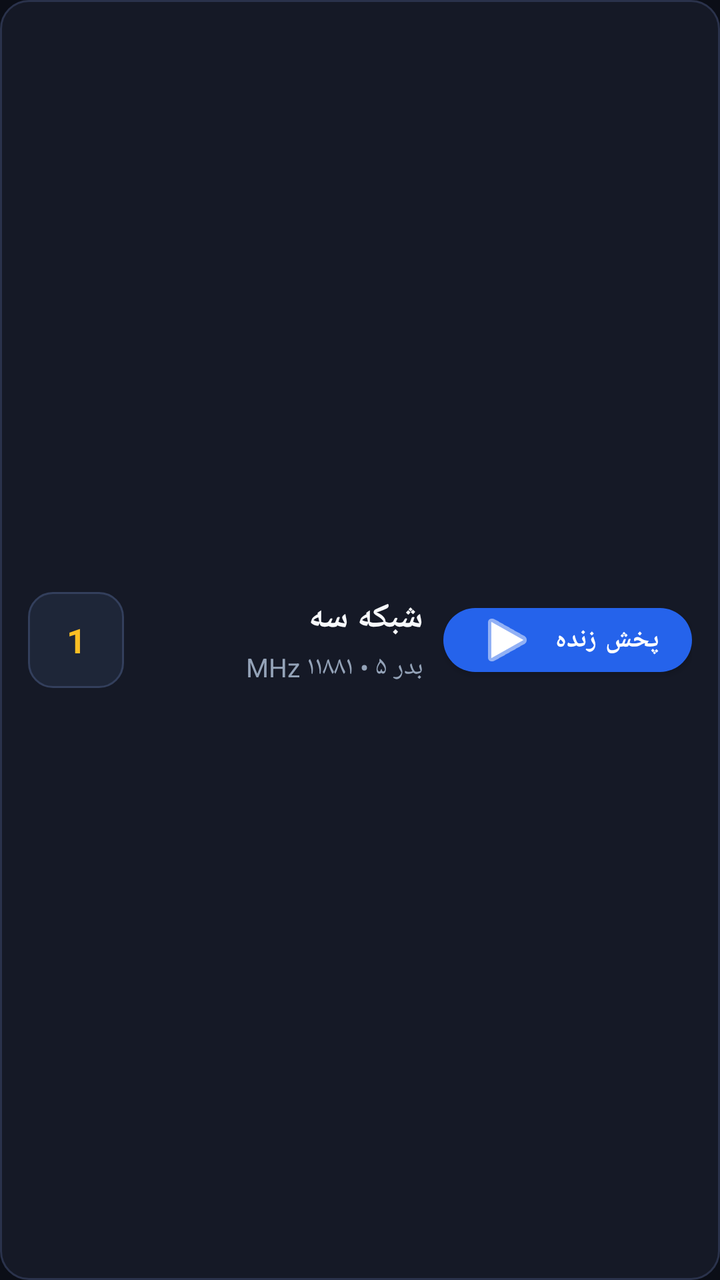
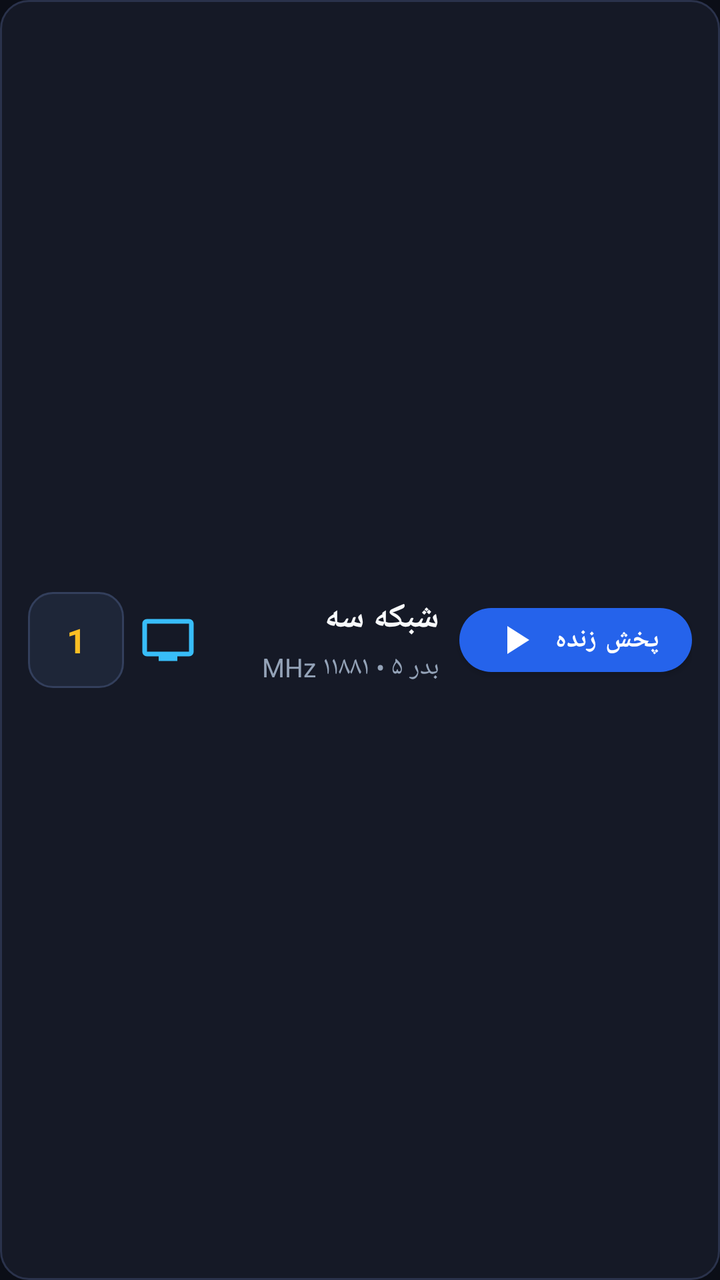

Compare the two renders of this Android layout. The source of the first and the diff that turns it into the second are given below.
<!-- AndroidManifest.xml: application theme Theme.GMScreenAccessible -->
<!-- res/layout/item_channel.xml -->
<?xml version="1.0" encoding="utf-8"?>
<LinearLayout xmlns:android="http://schemas.android.com/apk/res/android"
    xmlns:app="http://schemas.android.com/apk/res-auto"
    android:layout_width="match_parent"
    android:layout_height="wrap_content"
    android:orientation="horizontal"
    android:gravity="center_vertical"
    android:layout_marginHorizontal="10dp"
    android:layout_marginVertical="4dp"
    android:paddingHorizontal="14dp"
    android:paddingVertical="12dp"
    android:background="@drawable/card_channel_bg"
    android:clickable="true"
    android:focusable="true">

    
    <TextView
        android:id="@+id/txtChannelNumber"
        android:layout_width="48dp"
        android:layout_height="48dp"
        android:gravity="center"
        android:background="@drawable/badge_pill_bg"
        android:text="1"
        android:textColor="@color/accent_yellow"
        android:textSize="17sp"
        android:textStyle="bold" />

    
    <LinearLayout
        android:layout_width="0dp"
        android:layout_height="wrap_content"
        android:layout_weight="1"
        android:orientation="vertical"
        android:layout_marginStart="14dp"
        android:layout_marginEnd="10dp">

        <LinearLayout
            android:layout_width="match_parent"
            android:layout_height="wrap_content"
            android:orientation="horizontal"
            android:gravity="center_vertical">

            <TextView
                android:id="@+id/txtChannelName"
                android:layout_width="0dp"
                android:layout_height="wrap_content"
                android:layout_weight="1"
                android:text="شبکه سه"
                android:textColor="@color/text_primary"
                android:textSize="17sp"
                android:textStyle="bold"
                android:maxLines="1"
                android:ellipsize="end" />

            
            <TextView
                android:id="@+id/badgePlaying"
                android:layout_width="wrap_content"
                android:layout_height="wrap_content"
                android:text="در حال پخش"
                android:textColor="#FFFFFF"
                android:textSize="11sp"
                android:textStyle="bold"
                android:background="@drawable/badge_playing_pill"
                android:paddingHorizontal="8dp"
                android:paddingVertical="3dp"
                android:layout_marginStart="6dp"
                android:visibility="gone" />

            
            <TextView
                android:id="@+id/badgeHd"
                android:layout_width="wrap_content"
                android:layout_height="wrap_content"
                android:text="HD"
                android:textColor="@color/accent_blue"
                android:textSize="11sp"
                android:textStyle="bold"
                android:background="@drawable/badge_hd_pill"
                android:paddingHorizontal="6dp"
                android:paddingVertical="2dp"
                android:layout_marginStart="6dp"
                android:visibility="gone" />

            
            <TextView
                android:id="@+id/badgeLock"
                android:layout_width="wrap_content"
                android:layout_height="wrap_content"
                android:text="کارتی $"
                android:textColor="@color/accent_red"
                android:textSize="11sp"
                android:textStyle="bold"
                android:background="@drawable/badge_lock_pill"
                android:paddingHorizontal="6dp"
                android:paddingVertical="2dp"
                android:layout_marginStart="6dp"
                android:visibility="gone" />
        </LinearLayout>

        
        <TextView
            android:id="@+id/txtChannelDetails"
            android:layout_width="match_parent"
            android:layout_height="wrap_content"
            android:layout_marginTop="4dp"
            android:text="بدر ۵ • ۱۱۸۸۱ MHz"
            android:textColor="@color/text_secondary"
            android:textSize="13sp"
            android:maxLines="1"
            android:ellipsize="end" />
    </LinearLayout>

    
    <com.google.android.material.button.MaterialButton
        android:id="@+id/btnLivePlay"
        android:layout_width="wrap_content"
        android:layout_height="44dp"
        android:text="@string/btn_play_channel"
        android:textColor="@color/white"
        android:textSize="13sp"
        android:textStyle="bold"
        app:icon="@android:drawable/ic_media_play"
        app:iconGravity="textStart"
        app:backgroundTint="@color/primary"
        app:cornerRadius="22dp" />

</LinearLayout>
<!-- resources referenced by this layout -->
<resources>
  <color name="accent_blue">#FF06B6D4</color>
  <color name="accent_red">#FFEF4444</color>
  <color name="accent_yellow">#FFFBBF24</color>
  <color name="primary">#FF2563EB</color>
  <color name="text_primary">#FFF8FAFC</color>
  <color name="text_secondary">#FF94A3B8</color>
  <color name="white">#FFFFFFFF</color>
  <!-- drawable badge_hd_pill (drawable) -->
  <?xml version="1.0" encoding="utf-8"?>
  <shape xmlns:android="http://schemas.android.com/apk/res/android"
      android:shape="rectangle">
      <corners android:radius="8dp" />
      <solid android:color="#1E293B" />
      <stroke android:width="1dp" android:color="@color/accent_blue" />
  </shape>
  <!-- drawable badge_lock_pill (drawable) -->
  <?xml version="1.0" encoding="utf-8"?>
  <shape xmlns:android="http://schemas.android.com/apk/res/android"
      android:shape="rectangle">
      <corners android:radius="8dp" />
      <solid android:color="#450A0A" />
      <stroke android:width="1dp" android:color="@color/accent_red" />
  </shape>
  <!-- drawable badge_pill_bg (drawable) -->
  <?xml version="1.0" encoding="utf-8"?>
  <shape xmlns:android="http://schemas.android.com/apk/res/android"
      android:shape="rectangle">
      <corners android:radius="12dp" />
      <solid android:color="#1E2638" />
      <stroke android:width="1dp" android:color="#333F5C" />
  </shape>
  <!-- drawable badge_playing_pill (drawable) -->
  <?xml version="1.0" encoding="utf-8"?>
  <shape xmlns:android="http://schemas.android.com/apk/res/android"
      android:shape="rectangle">
      <corners android:radius="8dp" />
      <solid android:color="@color/accent_green" />
  </shape>
  <!-- drawable card_channel_bg (drawable) -->
  <?xml version="1.0" encoding="utf-8"?>
  <shape xmlns:android="http://schemas.android.com/apk/res/android"
      android:shape="rectangle">
      <corners android:radius="14dp" />
      <solid android:color="@color/card_bg" />
      <stroke android:width="1dp" android:color="@color/card_border" />
  </shape>
  <string name="btn_play_channel">پخش زنده</string>
  <color name="accent_green">#FF10B981</color>
  <color name="card_bg">#FF151926</color>
  <color name="card_border">#FF2A324B</color>
  <color name="primary_variant">#FF1D4ED8</color>
  <color name="secondary">#FFF59E0B</color>
  <color name="dark_bg">#FF0B0E17</color>
  <style name="CustomMaterialAlertDialogTheme" parent="ThemeOverlay.MaterialComponents.MaterialAlertDialog">
          <item name="colorSurface">@color/card_bg_elevated</item>
          <item name="colorOnSurface">@color/text_primary</item>
          <item name="colorPrimary">@color/primary_light</item>
          <item name="shapeAppearanceOverlay">@style/DialogShapeAppearance</item>
      </style>
  <color name="card_bg_elevated">#FF1E2436</color>
  <color name="primary_light">#FF3B82F6</color>
  <style name="DialogShapeAppearance" parent="">
          <item name="cornerSize">16dp</item>
      </style>
  <!-- unchanged entries left out for length: 1 -->
</resources>

<!-- the commit's change to res/layout/item_channel.xml (unified diff, before → after) -->
@@ -26,12 +26,21 @@
         android:textStyle="bold" />
 
     
+    <ImageView
+        android:id="@+id/imgChannelType"
+        android:layout_width="28dp"
+        android:layout_height="28dp"
+        android:layout_marginStart="8dp"
+        android:src="@drawable/ic_tv_display"
+        android:importantForAccessibility="no" />
+
+    
     <LinearLayout
         android:layout_width="0dp"
         android:layout_height="wrap_content"
         android:layout_weight="1"
         android:orientation="vertical"
-        android:layout_marginStart="14dp"
+        android:layout_marginStart="10dp"
         android:layout_marginEnd="10dp">
 
         <LinearLayout
@@ -120,7 +129,7 @@
         android:textColor="@color/white"
         android:textSize="13sp"
         android:textStyle="bold"
-        app:icon="@android:drawable/ic_media_play"
+        app:icon="@drawable/ic_play_vector"
         app:iconGravity="textStart"
         app:backgroundTint="@color/primary"
         app:cornerRadius="22dp" />
<!-- resource entries referenced after the edit -->
@@ -46,6 +46,26 @@
       <solid android:color="@color/card_bg" />
       <stroke android:width="1dp" android:color="@color/card_border" />
   </shape>
+  <!-- drawable ic_play_vector (drawable) -->
+  <vector xmlns:android="http://schemas.android.com/apk/res/android"
+      android:width="24dp"
+      android:height="24dp"
+      android:viewportWidth="24"
+      android:viewportHeight="24">
+      <path
+          android:fillColor="#FFFFFF"
+          android:pathData="M8,5v14l11,-7z"/>
+  </vector>
+  <!-- drawable ic_tv_display (drawable) -->
+  <vector xmlns:android="http://schemas.android.com/apk/res/android"
+      android:width="24dp"
+      android:height="24dp"
+      android:viewportWidth="24"
+      android:viewportHeight="24">
+      <path
+          android:fillColor="#38BDF8"
+          android:pathData="M21,3H3C1.9,3 1,3.9 1,5v12c0,1.1 0.9,2 2,2h5v2h8v-2h5c1.1,0 1.99,-0.9 1.99,-2L23,5c0,-1.1 -0.9,-2 -2,-2zM21,17H3V5h18v12z"/>
+  </vector>
   <string name="btn_play_channel">پخش زنده</string>
   <color name="accent_green">#FF10B981</color>
   <color name="card_bg">#FF151926</color>
